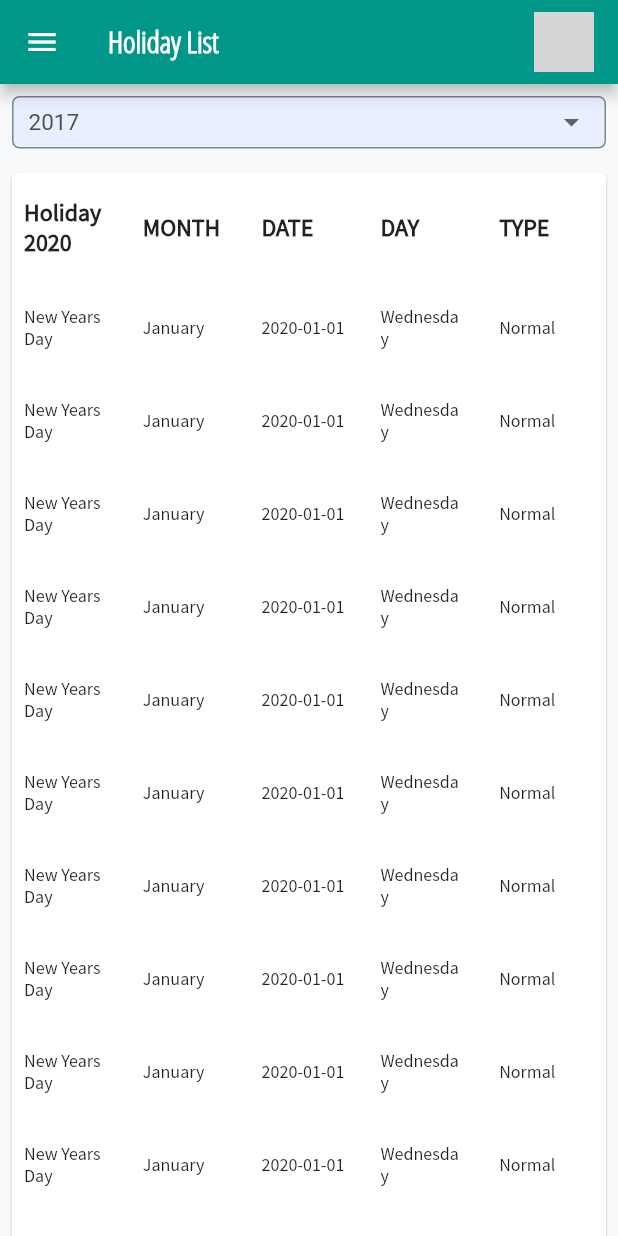
After one commit to flutterexcel/flutter_excellence_hr, a Flutter app: the HolidayList screen opened directly, on a phone screen of 412 x 824 dp. The commit adds this screen. Run offline on Flutter 3.47's test engine with Material 2 defaults, Android fonts, the phone set to English and light mode, and no system bars; our stand-ins replace bloc, dotted_border, equatable, flutter_bloc, flutter_calendar_carousel, flutter_staggered_animations and 4 more; missing offline and left inert: dart:html; accounts and stored records are empty; grey boxes are pictures that could not be loaded.

Commit message:
Holiday List UI Complete

```diff
--- /dev/null
+++ b/lib/screens/holiday_list/holiday_list.dart
@@ -0,0 +1,144 @@
+import 'package:flutter/material.dart';
+import 'package:flutter_excellence_hr/resources/app_colors.dart';
+import 'package:flutter_excellence_hr/screens/navigate/dropdown_inventory.dart';
+import 'package:flutter_excellence_hr/screens/navigate/navigate.dart';
+import 'package:flutter_excellence_hr/widgets/appbar.dart';
+
+class HolidayList extends StatelessWidget {
+  @override
+  Widget build(BuildContext context) {
+    return Scaffold(
+      backgroundColor: AppColors.BACKGROUND_COLOR,
+      appBar: AppBar(
+        title: AppBarWidget(
+          pageName: "Holiday List",
+        ),
+      ),
+      drawer: Navigation(),
+      body: SafeArea(
+          child: SingleChildScrollView(
+                      child: Column(children: <Widget>[
+              DropDown(),
+              Card(
+                    margin: EdgeInsets.fromLTRB(8, 8, 8, 32),
+                    child: Column(
+                      children: [
+                        Row(
+                          crossAxisAlignment: CrossAxisAlignment.center,
+                          children: [
+              Expanded(
+                  child: Container(
+                      margin: EdgeInsets.fromLTRB(8, 16, 16, 16),
+                      child: Text(
+                        "Holiday 2020",
+                        style: TextStyle(
+                            fontSize: 16,
+                            fontFamily: 'SourceSans',
+                            fontWeight: FontWeight.bold),
+                      ))),
+              Expanded(
+                  child: Container(
+                      margin: EdgeInsets.fromLTRB(8, 16, 16, 16),
+                      child: Text(
+                        "MONTH",
+                        style: TextStyle(
+                            fontSize: 16,
+                            fontFamily: 'SourceSans',
+                            fontWeight: FontWeight.bold),
+                      ))),
+              Expanded(
+                  child: Container(
+                      margin: EdgeInsets.fromLTRB(8, 16, 16, 16),
+                      child: Text(
+                        "DATE",
+                        style: TextStyle(
+                            fontSize: 16,
+                            fontFamily: 'SourceSans',
+                            fontWeight: FontWeight.bold),
+                      ))),
+              Expanded(
+                  child: Container(
+                      margin: EdgeInsets.fromLTRB(8, 16, 16, 16),
+                      child: Text(
+                        "DAY",
+                        style: TextStyle(
+                            fontSize: 16,
+                            fontFamily: 'SourceSans',
+                            fontWeight: FontWeight.bold),
+                      ))),
+              Expanded(
+                  child: Container(
+                      margin: EdgeInsets.fromLTRB(8, 16, 8, 16),
+                      child: Text(
+                        "TYPE",
+                        style: TextStyle(
+                            fontSize: 16,
+                            fontFamily: 'SourceSans',
+                            fontWeight: FontWeight.bold),
+                      ))),
+                          ],
+                        ),
+                        ListView.builder(
+                scrollDirection: Axis.vertical,
+                shrinkWrap: true,
+                physics:NeverScrollableScrollPhysics(),
+                itemCount: 15,
+                itemBuilder: (BuildContext context, int index) {
+                  return Row(
+                    crossAxisAlignment: CrossAxisAlignment.center,
+                    children: [
+                      Expanded(
+                            child: Container(
+                          margin: EdgeInsets.fromLTRB(8, 16, 16, 16),
+                          child: Text(
+                            "New Years Day",
+                            style: TextStyle(
+                fontSize: 12,
+                fontFamily: 'SourceSans'),
+                          ))),
+                      Expanded(
+                            child: Container(
+                          margin: EdgeInsets.fromLTRB(8, 16, 16, 16),
+                          child: Text(
+                            "January",
+                            style: TextStyle(
+                fontSize: 12,
+                fontFamily: 'SourceSans'),
+                          ))),
+                      Expanded(
+                            child: Container(
+                          margin: EdgeInsets.fromLTRB(8, 16, 16, 16),
+                          child: Text(
+                            "2020-01-01",
+                            style: TextStyle(
+                fontSize: 12,
+                fontFamily: 'SourceSans'),
+                          ))),
+                      Expanded(
+                            child: Container(
+                          margin: EdgeInsets.fromLTRB(8, 16, 16, 16),
+                          child: Text(
+                            "Wednesday",
+                            style: TextStyle(
+                fontSize: 12,
+                fontFamily: 'SourceSans'),
+                          ))),
+                      Expanded(
+                            child: Container(
+                          margin: EdgeInsets.fromLTRB(8, 16, 8, 16),
+                          child: Text(
+                            "Normal",
+                            style: TextStyle(
+                fontSize: 12,
+                fontFamily: 'SourceSans'),
+                          ))),
+                    ],
+                  );
+                }),
+                      ],
+                    ))
+            ]),
+          )),
+    );
+  }
+}
--- a/lib/screens/navigate/dropdown_inventory.dart
+++ b/lib/screens/navigate/dropdown_inventory.dart
@@ -8,10 +8,10 @@ class DropDown extends StatefulWidget {
 
 class _DropDownState extends State<DropDown> {
   List<ListItem> _dropdownItems = [
-    ListItem(1, "Leave Option"),
-    ListItem(2, "Casual"),
-    ListItem(3, "Sick"),
-    ListItem(4, "RH Compansation")
+    ListItem(1, "2017"),
+    ListItem(2, "2018"),
+    ListItem(3, "2019"),
+    ListItem(4, "2020")
 
   ];
 
--- a/lib/screens/navigate/navigation.dart
+++ b/lib/screens/navigate/navigation.dart
@@ -2,6 +2,7 @@ import 'package:flutter/material.dart';
 import 'package:flutter_excellence_hr/resources/app_colors.dart';
 import 'package:flutter_excellence_hr/screens/apply_leave/apply_leave.dart';
 import 'package:flutter_excellence_hr/screens/attendance/my_attendance.dart';
+import 'package:flutter_excellence_hr/screens/holiday_list/holiday_list.dart';
 import 'package:flutter_excellence_hr/screens/screens.dart';
 
 class Navigation extends StatelessWidget {
@@ -116,6 +117,12 @@ class Navigation extends StatelessWidget {
               leading: Icon(Icons.bookmark, color: AppColors.LIGHTBLACK_COLOR),
               title: Text('Holidays',
                   style: TextStyle(color: AppColors.LIGHTBLACK_COLOR)),
+            onTap: () {
+                Navigator.push(
+                  context,
+                  MaterialPageRoute(builder: (context) => HolidayList()),
+                );
+              },
             ),
             Divider(height: 1),
             ListTile(
```
